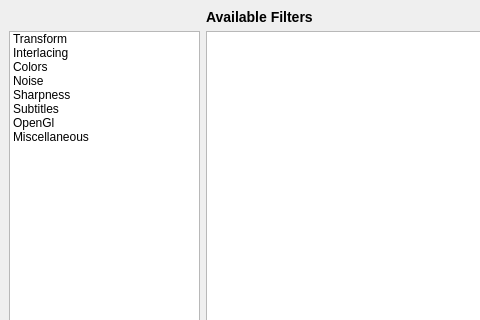
The window that avidemux/qt4/ADM_userInterfaces/ADM_filters/mainfilter.ui (mean00/avidemux2) describes before a commit, drawn with Qt 5; both pictures show x 0 to 480 and y 0 to 320 of the 913 by 500 pixel window.
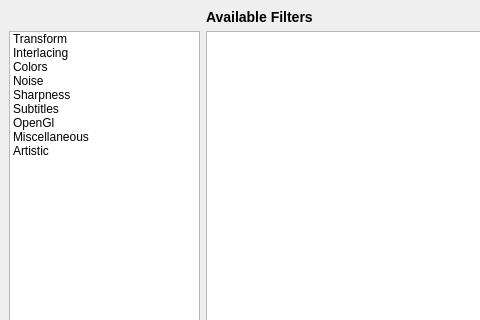
The same window after the commit. Icons and pictures are not drawn.

Commit message: Create new filter category "Artistic"

Diff of the .ui file:
```diff
--- a/avidemux/qt4/ADM_userInterfaces/ADM_filters/mainfilter.ui
+++ b/avidemux/qt4/ADM_userInterfaces/ADM_filters/mainfilter.ui
@@ -175,6 +175,15 @@
           <normaloff>:/new/prefix1/common/ADM_icons/videoFilter/6.png</normaloff>:/new/prefix1/common/ADM_icons/videoFilter/6.png</iconset>
         </property>
        </item>
+       <item>
+        <property name="text">
+         <string>Artistic</string>
+        </property>
+        <property name="icon">
+         <iconset resource="filter.qrc">
+          <normaloff>:/new/prefix1/common/ADM_icons/videoFilter/8.png</normaloff>:/new/prefix1/common/ADM_icons/videoFilter/8.png</iconset>
+        </property>
+       </item>
       </widget>
      </item>
      <item row="0" column="2">
```
The commit also changes 3 other files.
